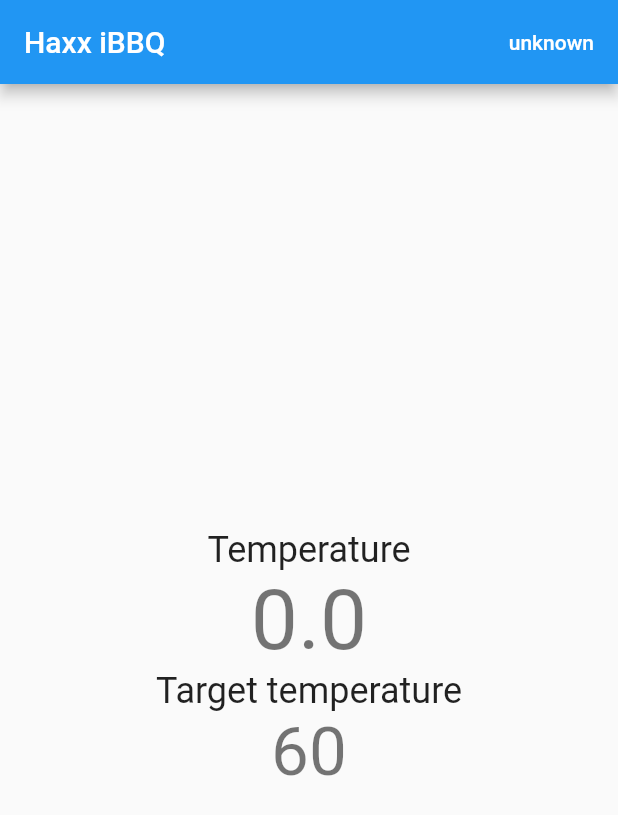
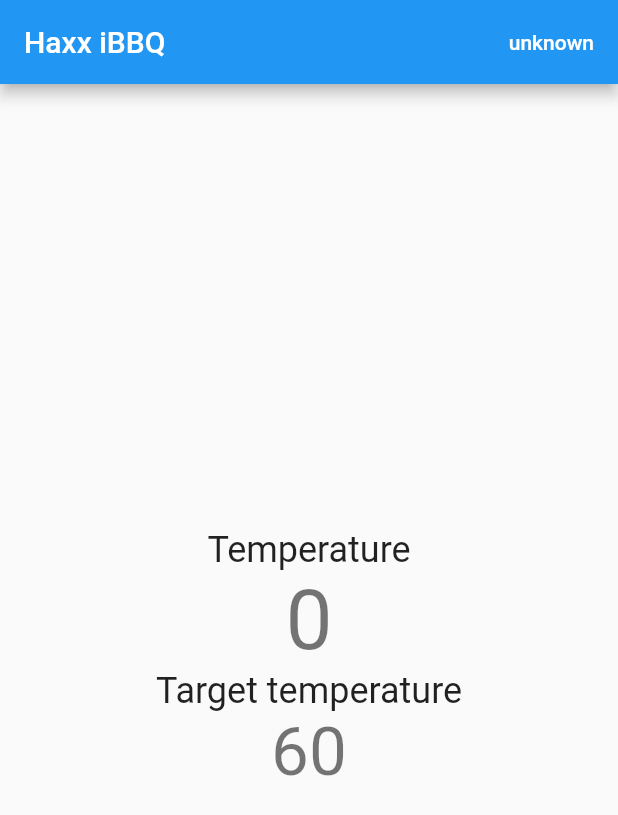
Before and after one commit to linusnielsen/ibbq_server, a Flutter app: the screen it shows after launch, on a phone screen of 412 x 824 dp. Shown: the top 815 px of the screen. Run offline on Flutter 3.47's test engine with Material 2 defaults, Android fonts, the phone set to English and light mode, and no system bars; missing offline and left inert: mqtt_client.

```diff
--- a/app/haxxbbq/lib/main.dart
+++ b/app/haxxbbq/lib/main.dart
@@ -53,7 +53,7 @@ class MyHomePage extends StatefulWidget {
 
 class _MyHomePageState extends State<MyHomePage> {
   String ibbqState = 'unknown';
-  String ibbqTemp = '0.0';
+  String ibbqTemp = '0';
   String targetTemp = '60';
   MQTTClientWrapper mqttClientWrapper;
 
@@ -110,6 +110,9 @@ class _MyHomePageState extends State<MyHomePage> {
                 onPressed: () {
                   if (ibbqState == "idle") {
                     mqttClientWrapper.sendControlMessage("connect");
+                  }
+                  if (ibbqState == "running") {
+                    mqttClientWrapper.sendControlMessage("disconnect");
                   }
                 },
                 child: Text(
```
